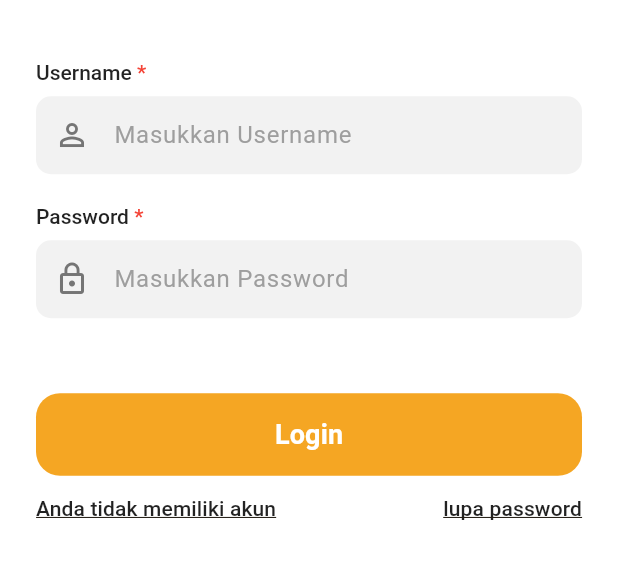
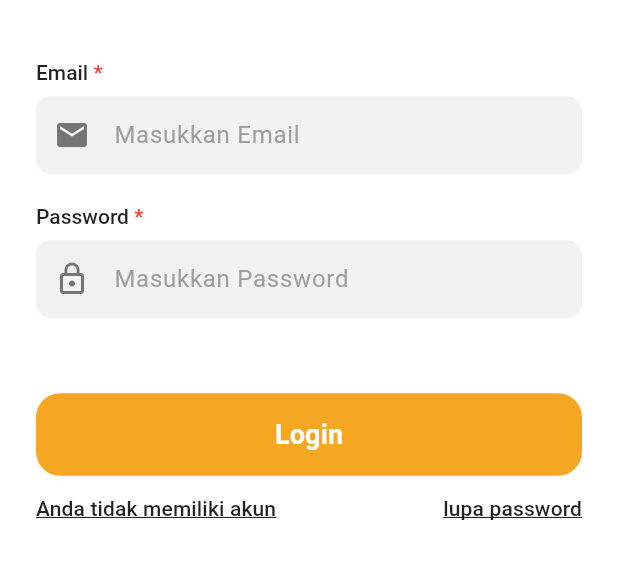
Before and after one commit to MaRVi401/mobile-For-A-Smile, a Flutter app: the screen it shows after launch, after a tap on "Login", on a phone screen of 412 x 824 dp, the part 461-1040 px from its top. Run offline on Flutter 3.47's test engine with Material 3 defaults, Android fonts, the phone set to English and light mode, and no system bars; our stand-ins replace dio, flutter_secure_storage, image_picker, webview_flutter; network calls fail.

Commit message:
perubahan di login dan register

```diff
--- a/lib/constants/api_endpoints.dart
+++ b/lib/constants/api_endpoints.dart
@@ -1,7 +1,7 @@
 class ApiEndpoints {
   // Gunakan '10.0.2.2' jika Anda pakai Emulator Android bawaan.
   // Jika pakai HP fisik, ganti menjadi IP Laptop Anda (misal: '192.168.1.5')
-  static const String baseUrl = "https://583e-140-213-9-54.ngrok-free.app/api";
+  static const String baseUrl = "ttps://unplanted-reliance-reassign.ngrok-free.dev/api";
 
   static const String register = "$baseUrl/register";
   static const String login = "$baseUrl/login";
--- a/lib/screens/login_screen.dart
+++ b/lib/screens/login_screen.dart
@@ -138,10 +138,10 @@ class _LoginScreenState extends State<LoginScreen> {
                       const SizedBox(height: 40),
 
                       _buildField(
-                        label: 'Username',
+                        label: 'Email',
                         controller: _emailController,
-                        hint: 'Masukkan Username',
-                        icon: Icons.person_outline,
+                        hint: 'Masukkan Email',
+                        icon: Icons.mail,
                       ),
                       const SizedBox(height: 20),
                       _buildField(
--- a/lib/screens/register_screen.dart
+++ b/lib/screens/register_screen.dart
@@ -143,9 +143,9 @@ class _RegisterScreenState extends State<RegisterScreen> {
                       ),
                       const SizedBox(height: 18),
                       _buildField(
-                        label: 'Username',
+                        label: 'Email',
                         controller: _emailController,
-                        hint: 'Masukkan Username',
+                        hint: 'Masukkan Email',
                         icon: Icons.mail_outline,
                       ),
                       const SizedBox(height: 18),
```
Also changed, not shown: pubspec.lock.
